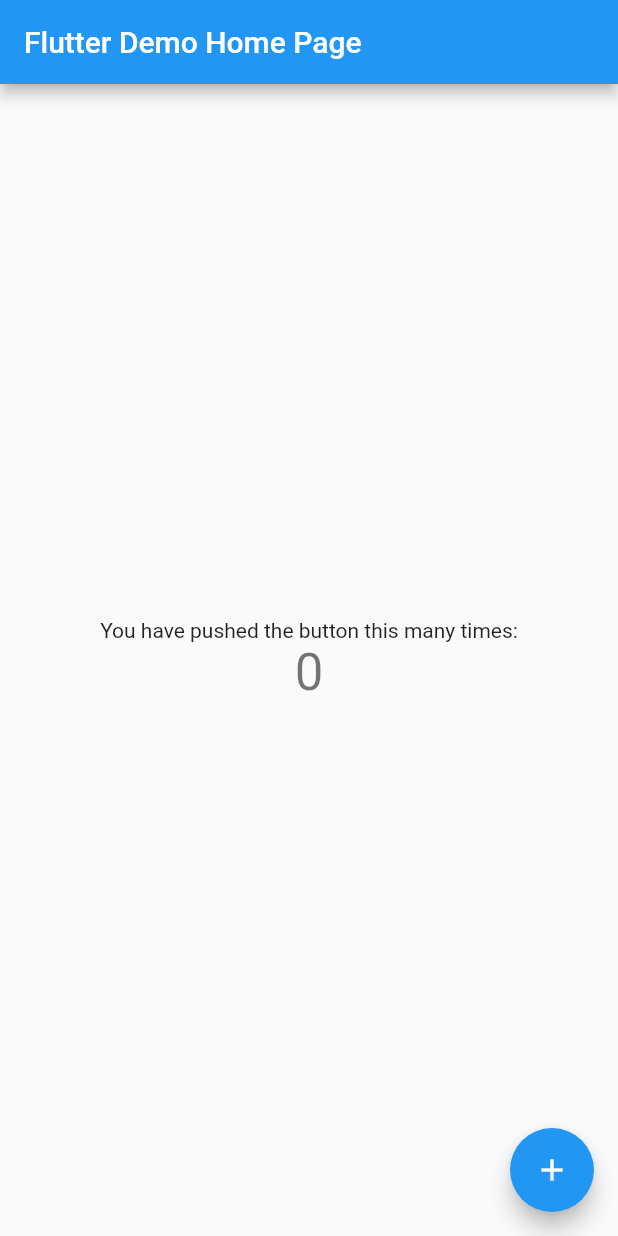
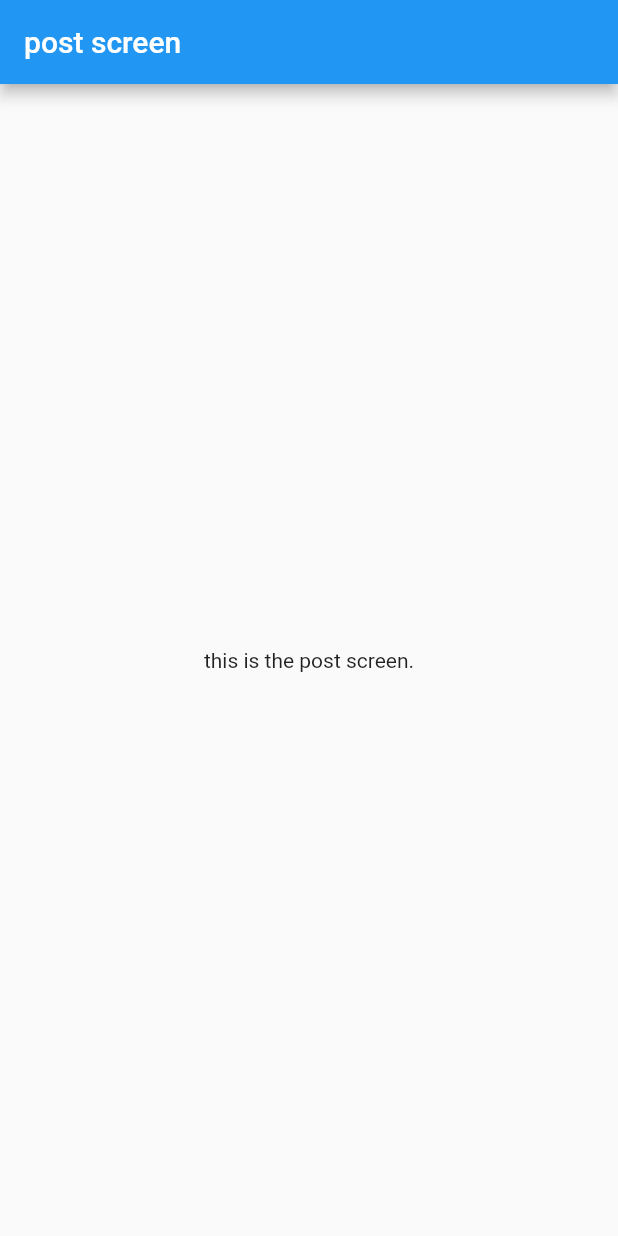
Before and after one commit to Airamentis/CRUDSocialMediaApp, a Flutter app: the screen it shows after launch, on a phone screen of 412 x 824 dp. Run offline on Flutter 3.47's test engine with Material 2 defaults, Android fonts, the phone set to English and light mode, and no system bars.

Commit message:
added post screen file and connected to main file

```diff
--- a/lib/main.dart
+++ b/lib/main.dart
@@ -1,117 +1,22 @@
+import 'package:TestSocialMediaApp/presentation/screens/post_screen.dart';
 import 'package:flutter/material.dart';
 
-void main() {
-  runApp(MyApp());
-}
+void main() => runApp(MyApp());
 
 class MyApp extends StatelessWidget {
-  // This widget is the root of your application.
   @override
   Widget build(BuildContext context) {
     return MaterialApp(
-      title: 'Flutter Demo',
-      theme: ThemeData(
-        // This is the theme of your application.
-        //
-        // Try running your application with "flutter run". You'll see the
-        // application has a blue toolbar. Then, without quitting the app, try
-        // changing the primarySwatch below to Colors.green and then invoke
-        // "hot reload" (press "r" in the console where you ran "flutter run",
-        // or simply save your changes to "hot reload" in a Flutter IDE).
-        // Notice that the counter didn't reset back to zero; the application
-        // is not restarted.
-        primarySwatch: Colors.blue,
-        // This makes the visual density adapt to the platform that you run
-        // the app on. For desktop platforms, the controls will be smaller and
-        // closer together (more dense) than on mobile platforms.
-        visualDensity: VisualDensity.adaptivePlatformDensity,
-      ),
-      home: MyHomePage(title: 'Flutter Demo Home Page'),
+      title: 'TESTSOCIALMEDIAAPP',
+      theme: ThemeData(),
+      home: PostScreen(),
+      routes: {},
+      onGenerateRoute: (settings) {
+        return MaterialPageRoute(builder: (ctx) => PostScreen());
+      },
+      onUnknownRoute: (settings) {
+        return MaterialPageRoute(builder: (ctx) => PostScreen());
+      },
     );
   }
 }
-
-class MyHomePage extends StatefulWidget {
-  MyHomePage({Key key, this.title}) : super(key: key);
-
-  // This widget is the home page of your application. It is stateful, meaning
-  // that it has a State object (defined below) that contains fields that affect
-  // how it looks.
-
-  // This class is the configuration for the state. It holds the values (in this
-  // case the title) provided by the parent (in this case the App widget) and
-  // used by the build method of the State. Fields in a Widget subclass are
-  // always marked "final".
-
-  final String title;
-
-  @override
-  _MyHomePageState createState() => _MyHomePageState();
-}
-
-class _MyHomePageState extends State<MyHomePage> {
-  int _counter = 0;
-
-  void _incrementCounter() {
-    setState(() {
-      // This call to setState tells the Flutter framework that something has
-      // changed in this State, which causes it to rerun the build method below
-      // so that the display can reflect the updated values. If we changed
-      // _counter without calling setState(), then the build method would not be
-      // called again, and so nothing would appear to happen.
-      _counter++;
-    });
-  }
-
-  @override
-  Widget build(BuildContext context) {
-    // This method is rerun every time setState is called, for instance as done
-    // by the _incrementCounter method above.
-    //
-    // The Flutter framework has been optimized to make rerunning build methods
-    // fast, so that you can just rebuild anything that needs updating rather
-    // than having to individually change instances of widgets.
-    return Scaffold(
-      appBar: AppBar(
-        // Here we take the value from the MyHomePage object that was created by
-        // the App.build method, and use it to set our appbar title.
-        title: Text(widget.title),
-      ),
-      body: Center(
-        // Center is a layout widget. It takes a single child and positions it
-        // in the middle of the parent.
-        child: Column(
-          // Column is also a layout widget. It takes a list of children and
-          // arranges them vertically. By default, it sizes itself to fit its
-          // children horizontally, and tries to be as tall as its parent.
-          //
-          // Invoke "debug painting" (press "p" in the console, choose the
-          // "Toggle Debug Paint" action from the Flutter Inspector in Android
-          // Studio, or the "Toggle Debug Paint" command in Visual Studio Code)
-          // to see the wireframe for each widget.
-          //
-          // Column has various properties to control how it sizes itself and
-          // how it positions its children. Here we use mainAxisAlignment to
-          // center the children vertically; the main axis here is the vertical
-          // axis because Columns are vertical (the cross axis would be
-          // horizontal).
-          mainAxisAlignment: MainAxisAlignment.center,
-          children: <Widget>[
-            Text(
-              'You have pushed the button this many times:',
-            ),
-            Text(
-              '$_counter',
-              style: Theme.of(context).textTheme.headline4,
-            ),
-          ],
-        ),
-      ),
-      floatingActionButton: FloatingActionButton(
-        onPressed: _incrementCounter,
-        tooltip: 'Increment',
-        child: Icon(Icons.add),
-      ), // This trailing comma makes auto-formatting nicer for build methods.
-    );
-  }
-}
--- /dev/null
+++ b/lib/presentation/screens/post_screen.dart
@@ -0,0 +1,20 @@
+import 'package:flutter/material.dart';
+
+class PostScreen extends StatelessWidget {
+  static const routeName = '/post_screen';
+  static const title = 'post screen';
+
+  @override
+  Widget build(BuildContext context) {
+    return Scaffold(
+      appBar: AppBar(
+        title: Text(title),
+      ),
+      body: Center(
+        child: Text(
+          'this is the post screen.',
+        ),
+      ),
+    );
+  }
+}
```
